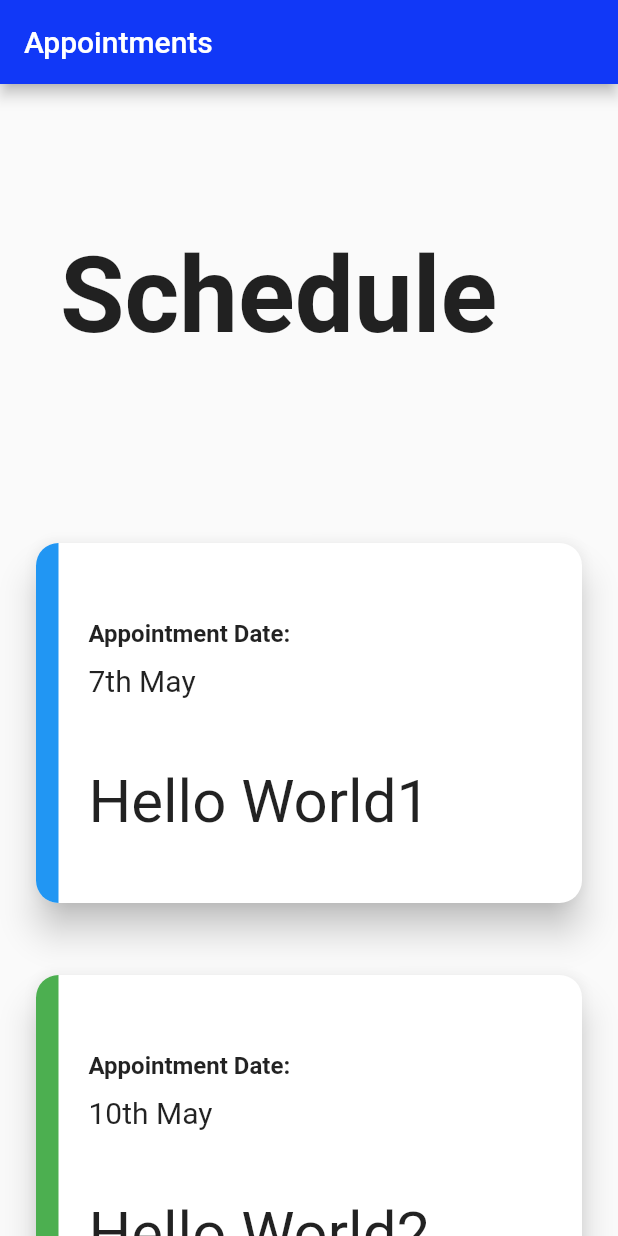
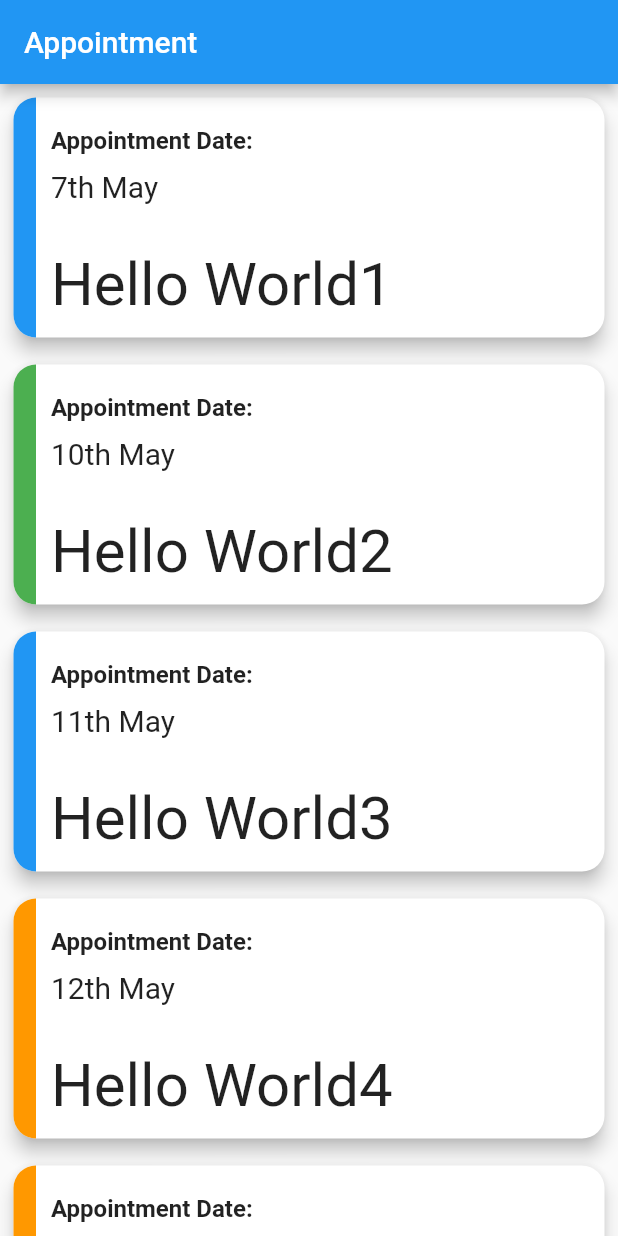
Before and after one commit to kodeinnovate/kode_rx, a Flutter app: the screen it shows after launch, on a phone screen of 412 x 824 dp. Run offline on Flutter 3.47's test engine with Material 2 defaults, Android fonts, the phone set to English and light mode, and no system bars.

Commit message:
new file:   lib/device_helper.dart modified:   lib/patient_appointments.dart modified:   lib/square.dart modified:   pubspec.lock modified:   pubspec.yaml

```diff
--- /dev/null
+++ b/lib/device_helper.dart
@@ -0,0 +1,25 @@
+import 'package:flutter/material.dart';
+
+enum DeviceType { Phone, Tablet }
+
+class DeviceHelper {
+  static DeviceType getDeviceType() {
+    final data = MediaQueryData.fromView(WidgetsBinding.instance.window);
+    return data.size.shortestSide < 600 ? DeviceType.Phone : DeviceType.Tablet;
+  }
+
+  static AppBar deviceAppBar() {
+    final deviceType = getDeviceType();
+
+    if (deviceType == DeviceType.Tablet) {
+      return AppBar(
+        title: const Text('Appointment', style: TextStyle(fontSize: 40.0)),
+        toolbarHeight: 120,
+      );
+    } else {
+      return AppBar(
+        title: const Text('Appointment'),
+      );
+    }
+  }
+}
--- a/lib/patient_appointments.dart
+++ b/lib/patient_appointments.dart
@@ -1,6 +1,8 @@
 import 'package:flutter/material.dart';
 import 'package:kode_rx/common_class.dart';
+import 'package:kode_rx/device_helper.dart';
 import 'package:kode_rx/square.dart';
+// import 'package:kode_rx/tablet_appBar.dart';
 import 'app_colors.dart';
 
 
@@ -34,7 +36,6 @@ class PatientAppointmentsScreen extends StatelessWidget {
     AppointmentList(name: 'Hello World5', date: '11th May', status: Status.pending),
     AppointmentList(name: 'Hello World3', date: '11th May', status: Status.completed),
     AppointmentList(name: 'Hello World3', date: '11th May', status: Status.ongoing),
-
   ];
 
   @override
@@ -42,31 +43,28 @@ class PatientAppointmentsScreen extends StatelessWidget {
     return MaterialApp(
       // textDirection: TextDirection.ltr, // Or TextDirection.rtl for right-to-left text direction
       home: Scaffold(
-        appBar: AppBar(
-          title: const Text('Appointments'),
-          backgroundColor: AppColors.customBackground,
-        ),
+        appBar: DeviceHelper.deviceAppBar() ,
         body:
 
         Column(
 
           children: [
-            Align(alignment: Alignment.centerLeft, child:
-            Container(
-              child: const Padding(padding: EdgeInsets.fromLTRB(40, 100, 0, 100),
-                child:  Column(
-                  children: [
-                    Text('Schedule', style: TextStyle(fontSize: 70, fontWeight: FontWeight.bold), textAlign: TextAlign.left,)
-                  ],
-                ),),
-            )
-              ,),
+            // Align(alignment: Alignment.centerLeft, child:
+            // Container(
+            //   child: const Padding(padding: EdgeInsets.fromLTRB(40, 100, 0, 100),
+            //     child:  Column(
+            //       children: [
+            //         Text('Schedule', style: TextStyle(fontSize: 70, fontWeight: FontWeight.bold), textAlign: TextAlign.left,)
+            //       ],
+            //     ),),
+            // )
+            //   ,),
 
             Expanded(
               child: ListView.builder(
                 itemCount: lists.length,
                 itemBuilder: (context, index) {
-                  return MySquare(name: lists[index].name, date: lists[index].date, status: lists[index].status);
+                  return MySquare(name: lists[index].name!, date: lists[index].date!, status: lists[index].status!);
 
                 },
               ),
--- a/lib/square.dart
+++ b/lib/square.dart
@@ -2,27 +2,27 @@ import 'package:flutter/material.dart';
 import 'package:kode_rx/common_class.dart';
 
 class MySquare extends StatelessWidget {
-  final name;
-  final date;
-  final status;
+  final String name;
+  final String date;
+  final Status status;
+
   MySquare({required this.name, required this.date, required this.status});
 
   @override
   Widget build(BuildContext context) {
     Color statusColor = getStatusColor(status);
+
     return Padding(
-      padding: const EdgeInsets.all(20.0),
+      padding: const EdgeInsets.all(5.0),
       child: Card(
         color: Colors.white,
         shape: RoundedRectangleBorder(
           borderRadius: BorderRadius.circular(15.0),
         ),
-        elevation: 10,
+        elevation: 5,
         child: Row(
           children: [
-            Builder(
-              builder: (BuildContext context) {
-                return Container(
+            Container(
               decoration: BoxDecoration(
                 borderRadius: const BorderRadius.only(
                   topLeft: Radius.circular(20),
@@ -31,12 +31,10 @@ class MySquare extends StatelessWidget {
                 color: statusColor,
               ),
               width: 15,
-                  height: 240,
-                );
-              },
+              height: 160,
             ),
             Padding(
-              padding: const EdgeInsets.all(20.0),
+              padding: const EdgeInsets.all(10.0),
               child: Column(
                 crossAxisAlignment: CrossAxisAlignment.start,
                 children: [
@@ -48,29 +46,24 @@ class MySquare extends StatelessWidget {
                         style: TextStyle(
                             fontSize: 16, fontWeight: FontWeight.bold),
                       ),
-
-                      Padding(
-                        padding: EdgeInsets.fromLTRB(0, 10, 0, 0),
-                        child: Text(
+                      const SizedBox(height: 10),
+                      Text(
                         date,
                         style: TextStyle(fontSize: 20),
                       ),
+                      const Divider(
+                        color: Colors.red,
+                        height: 20.0,
                       ),
                     ],
-                  ),
-                  Padding(
-                    padding: EdgeInsets.symmetric(vertical: 10),
-                    child: Divider(color: Colors.black87),
                   ),
 
                   Container(
                     height: 50,
-                    child: Padding(
-                      padding: const EdgeInsets.fromLTRB(0, 10, 0, 0),
+                    padding: const EdgeInsets.only(top: 10),
                     child: Text(
                       name,
                       style: TextStyle(fontSize: 40),
-                      ),
                     ),
                   ),
                 ],
@@ -82,14 +75,16 @@ class MySquare extends StatelessWidget {
     );
   }
 
-  getStatusColor(Status status) {
-    if (status == Status.pending)
+  Color getStatusColor(Status status) {
+    switch (status) {
+      case Status.pending:
         return Colors.orange;
-    else if (status == Status.ongoing)
+      case Status.ongoing:
         return Colors.blue;
-    else if (status == Status.completed)
+      case Status.completed:
         return Colors.green;
-    else
+      default:
         return Colors.red;
     }
   }
+}
--- a/pubspec.yaml
+++ b/pubspec.yaml
@@ -35,7 +35,7 @@ dependencies:
   # The following adds the Cupertino Icons font to your application.
   # Use with the CupertinoIcons class for iOS style icons.
   cupertino_icons: ^1.0.2
-
+  device_info: ^2.0.2
 dev_dependencies:
   flutter_test:
     sdk: flutter
```
Also changed, not shown: pubspec.lock. Lines whose indentation alone changed are shown as unchanged.
